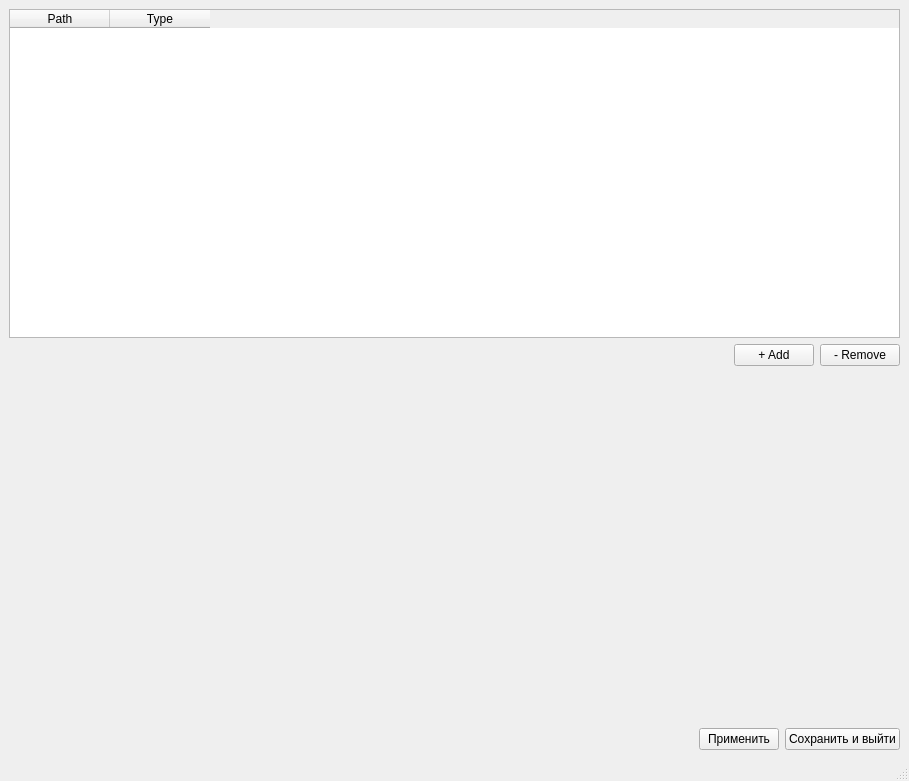
Old version of the form settingsapp.ui in the repository DmitriusFalse/mediaFinder.
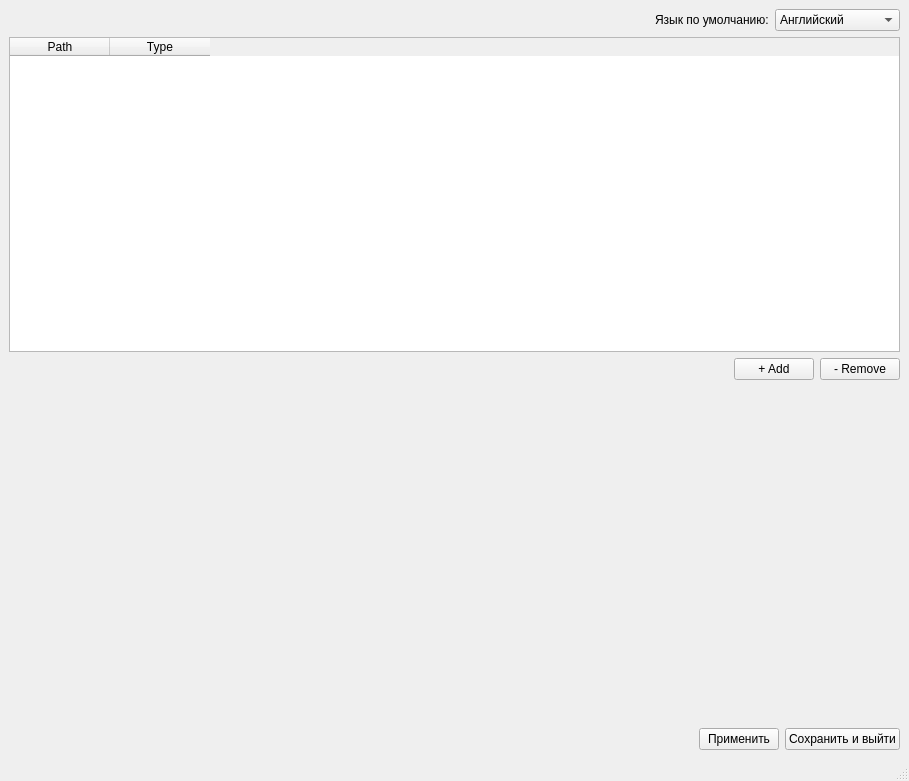
New version of the form.

The edit to the form file:
```diff
--- a/settingsapp.ui
+++ b/settingsapp.ui
@@ -15,40 +15,14 @@
   </property>
   <widget class="QWidget" name="centralwidget">
    <layout class="QGridLayout" name="gridLayout_2">
-    <item row="0" column="0">
-     <layout class="QVBoxLayout" name="topLayout">
+    <item row="1" column="0">
+     <layout class="QVBoxLayout" name="verticalLayout">
       <item>
-       <widget class="QTableWidget" name="tableDirsType">
-        <property name="enabled">
-         <bool>true</bool>
-        </property>
-        <property name="autoFillBackground">
-         <bool>true</bool>
-        </property>
-        <property name="alternatingRowColors">
-         <bool>true</bool>
-        </property>
-        <attribute name="horizontalHeaderCascadingSectionResizes">
-         <bool>false</bool>
-        </attribute>
-        <column>
-         <property name="text">
-          <string>Path</string>
-         </property>
-        </column>
-        <column>
-         <property name="text">
-          <string>Type</string>
-         </property>
-        </column>
-       </widget>
-      </item>
-      <item>
-       <layout class="QHBoxLayout" name="horizontalLayout">
+       <layout class="QHBoxLayout" name="horizontalLayout_3">
         <item>
-         <spacer name="horizontalSpacer_2">
+         <spacer name="horizontalSpacer_3">
           <property name="orientation">
-           <enum>Qt::Horizontal</enum>
+           <enum>Qt::Orientation::Horizontal</enum>
           </property>
           <property name="sizeHint" stdset="0">
            <size>
@@ -59,32 +33,45 @@
          </spacer>
         </item>
         <item>
-         <widget class="QPushButton" name="addPath">
+         <widget class="QLabel" name="label">
           <property name="text">
-           <string>+ Add</string>
+           <string>Язык по умолчанию:</string>
           </property>
          </widget>
         </item>
         <item>
-         <widget class="QPushButton" name="removeLibraryRow">
-          <property name="text">
-           <string>- Remove</string>
+         <widget class="QComboBox" name="defLangComboBox">
+          <property name="minimumSize">
+           <size>
+            <width>125</width>
+            <height>0</height>
+           </size>
           </property>
+          <item>
+           <property name="text">
+            <string>Английский</string>
+           </property>
+          </item>
+          <item>
+           <property name="text">
+            <string>Русский</string>
+           </property>
+          </item>
          </widget>
         </item>
        </layout>
       </item>
      </layout>
     </item>
-    <item row="2" column="0">
+    <item row="4" column="0">
      <layout class="QHBoxLayout" name="bottomLayout">
       <item>
        <spacer name="horizontalSpacer">
         <property name="orientation">
-         <enum>Qt::Horizontal</enum>
+         <enum>Qt::Orientation::Horizontal</enum>
         </property>
         <property name="sizeType">
-         <enum>QSizePolicy::Expanding</enum>
+         <enum>QSizePolicy::Policy::Expanding</enum>
         </property>
         <property name="sizeHint" stdset="0">
          <size>
@@ -110,10 +97,10 @@
       </item>
      </layout>
     </item>
-    <item row="1" column="0">
+    <item row="3" column="0">
      <spacer name="verticalSpacer">
       <property name="orientation">
-       <enum>Qt::Vertical</enum>
+       <enum>Qt::Orientation::Vertical</enum>
       </property>
       <property name="sizeHint" stdset="0">
        <size>
@@ -123,6 +110,67 @@
       </property>
      </spacer>
     </item>
+    <item row="2" column="0">
+     <layout class="QVBoxLayout" name="topLayout">
+      <item>
+       <widget class="QTableWidget" name="tableDirsType">
+        <property name="enabled">
+         <bool>true</bool>
+        </property>
+        <property name="autoFillBackground">
+         <bool>true</bool>
+        </property>
+        <property name="alternatingRowColors">
+         <bool>true</bool>
+        </property>
+        <attribute name="horizontalHeaderCascadingSectionResizes">
+         <bool>false</bool>
+        </attribute>
+        <column>
+         <property name="text">
+          <string>Path</string>
+         </property>
+        </column>
+        <column>
+         <property name="text">
+          <string>Type</string>
+         </property>
+        </column>
+       </widget>
+      </item>
+      <item>
+       <layout class="QHBoxLayout" name="horizontalLayout">
+        <item>
+         <spacer name="horizontalSpacer_2">
+          <property name="orientation">
+           <enum>Qt::Orientation::Horizontal</enum>
+          </property>
+          <property name="sizeHint" stdset="0">
+           <size>
+            <width>40</width>
+            <height>20</height>
+           </size>
+          </property>
+         </spacer>
+        </item>
+        <item>
+         <widget class="QPushButton" name="addPath">
+          <property name="text">
+           <string>+ Add</string>
+          </property>
+         </widget>
+        </item>
+        <item>
+         <widget class="QPushButton" name="removeLibraryRow">
+          <property name="text">
+           <string>- Remove</string>
+          </property>
+         </widget>
+        </item>
+       </layout>
+      </item>
+     </layout>
+    </item>
    </layout>
   </widget>
   <widget class="QMenuBar" name="menubar">
```
